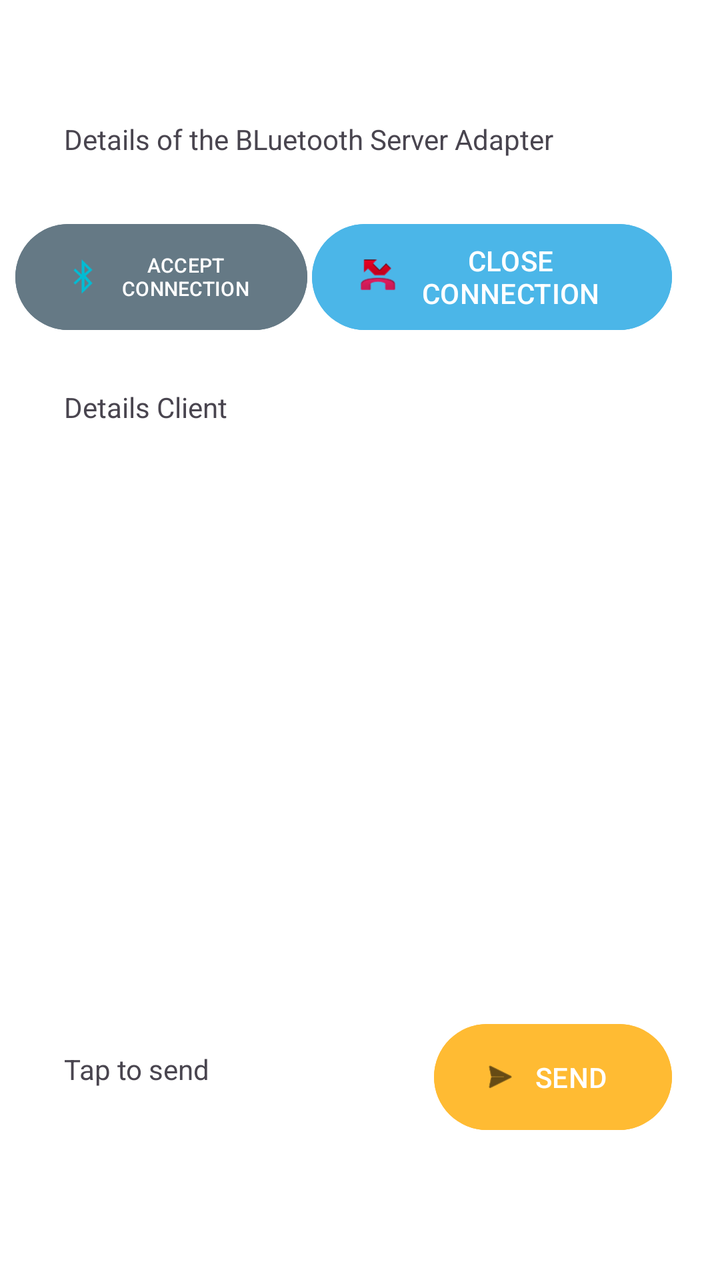
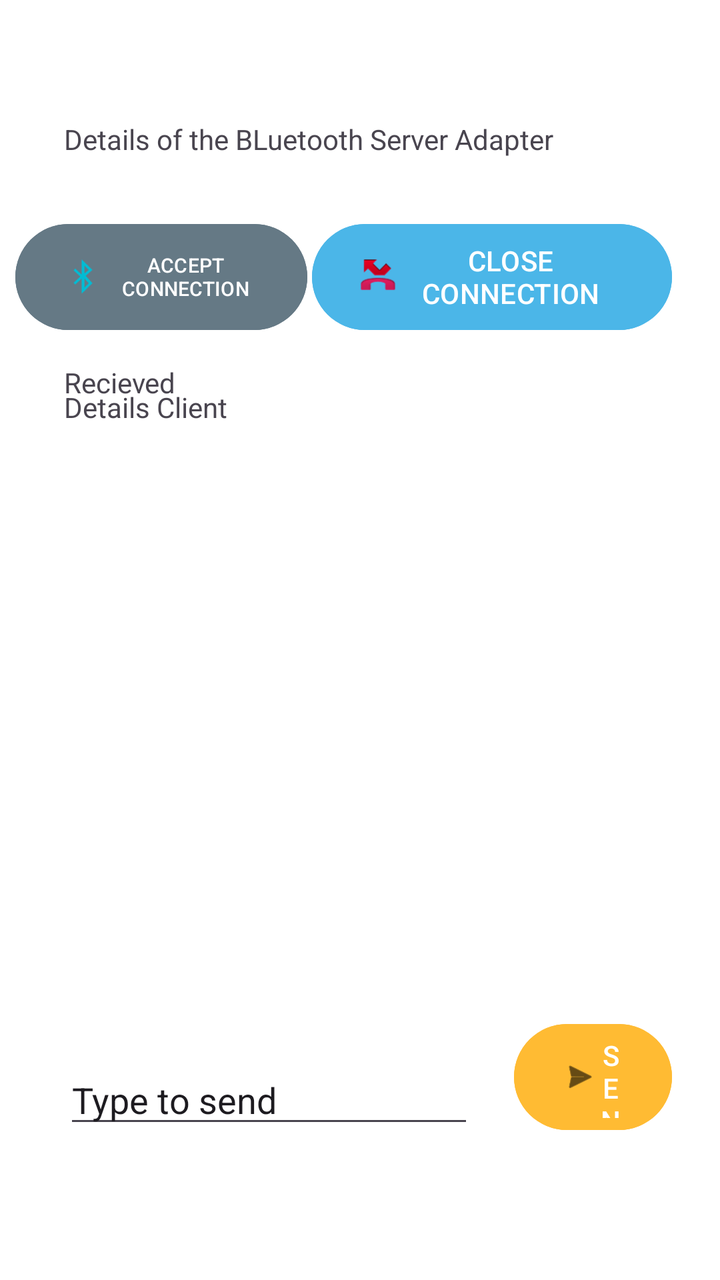

Two renders of the same Android screen: before a commit and after it. Below are the layout's source before the change and the commit's diff.
<!-- AndroidManifest.xml: application theme Theme.BluetoothServer -->
<!-- res/layout/activity_main.xml -->
<?xml version="1.0" encoding="utf-8"?>
<androidx.constraintlayout.widget.ConstraintLayout xmlns:android="http://schemas.android.com/apk/res/android"
    xmlns:app="http://schemas.android.com/apk/res-auto"
    xmlns:tools="http://schemas.android.com/tools"
    android:id="@+id/main"
    android:layout_width="match_parent"
    android:layout_height="match_parent"
    android:background="@color/material_dynamic_neutral60"
    android:backgroundTint="@color/white"
    android:backgroundTintMode="src_atop"
    tools:context=".MainActivity">

    <TextView
        android:id="@+id/Text_Details_Server"
        android:layout_width="300dp"
        android:layout_height="20dp"
        android:layout_marginStart="32dp"
        android:layout_marginTop="60dp"
        android:text="Details of the BLuetooth Server Adapter"
        app:layout_constraintBottom_toBottomOf="parent"
        app:layout_constraintStart_toStartOf="parent"
        app:layout_constraintTop_toTopOf="parent"
        app:layout_constraintVertical_bias="0.0" />

    <Button
        android:id="@+id/Btn_Close_Connection"
        android:layout_width="180dp"
        android:layout_height="61dp"
        android:layout_marginTop="28dp"
        android:layout_marginEnd="24dp"
        android:backgroundTint="@color/material_dynamic_primary70"
        android:text="CLOSE CONNECTION"
        app:icon="@android:drawable/sym_call_missed"
        app:iconPadding="1dp"
        app:iconTint="#E91E63"
        app:iconTintMode="multiply"
        app:layout_constraintEnd_toEndOf="parent"
        app:layout_constraintTop_toBottomOf="@+id/Text_Details_Server" />

    <TextView
        android:id="@+id/Text_Details_Client"
        android:layout_width="142dp"
        android:layout_height="21dp"
        android:layout_marginStart="32dp"
        android:layout_marginTop="25dp"
        android:text="Details Client"
        app:layout_constraintStart_toStartOf="parent"
        app:layout_constraintTop_toBottomOf="@+id/Btn_Accept_Connection" />

    <ScrollView
        android:id="@+id/scrollView2"
        android:layout_width="374dp"
        android:layout_height="337dp"
        android:layout_marginStart="20dp"
        android:layout_marginTop="25dp"
        android:layout_marginEnd="20dp"
        app:layout_constraintEnd_toEndOf="parent"
        app:layout_constraintHorizontal_bias="0.5"
        app:layout_constraintStart_toStartOf="parent"
        app:layout_constraintTop_toBottomOf="@+id/Text_Details_Client">

        <LinearLayout
            android:layout_width="match_parent"
            android:layout_height="wrap_content"
            android:orientation="vertical" />
    </ScrollView>

    <Button
        android:id="@+id/Btn_Accept_Connection"
        android:layout_width="146dp"
        android:layout_height="61dp"
        android:layout_marginStart="30dp"
        android:layout_marginTop="28dp"
        android:layout_marginEnd="25dp"
        android:backgroundTint="@color/material_dynamic_secondary50"
        android:fontFamily="sans-serif-medium"
        android:text="ACCEPT CONNECTION"
        android:textSize="10sp"
        android:typeface="normal"
        app:icon="@android:drawable/stat_sys_data_bluetooth"
        app:iconPadding="4dp"
        app:iconSize="20dp"
        app:iconTint="#00BCD4"
        app:layout_constraintEnd_toStartOf="@+id/Btn_Close_Connection"
        app:layout_constraintStart_toStartOf="parent"
        app:layout_constraintTop_toBottomOf="@+id/Text_Details_Server" />

    <TextView
        android:id="@+id/Text_Editable"
        android:layout_width="150dp"
        android:layout_height="23dp"
        android:layout_marginStart="32dp"
        android:layout_marginBottom="92dp"
        android:text="Tap to send"
        android:textAlignment="viewStart"
        app:layout_constraintBottom_toBottomOf="parent"
        app:layout_constraintStart_toStartOf="parent" />

    <Button
        android:id="@+id/Btn_Send"
        android:layout_width="0dp"
        android:layout_height="61dp"
        android:layout_marginStart="35dp"
        android:layout_marginEnd="24dp"
        android:layout_marginBottom="71dp"
        android:backgroundTint="@android:color/holo_orange_light"
        android:text="SEND"
        app:icon="@android:drawable/ic_menu_send"
        app:iconPadding="0dp"
        app:iconTint="@color/black"
        app:iconTintMode="multiply"
        app:layout_constraintBottom_toBottomOf="parent"
        app:layout_constraintEnd_toEndOf="parent"
        app:layout_constraintHorizontal_bias="0.0"
        app:layout_constraintStart_toEndOf="@+id/Text_Editable" />

</androidx.constraintlayout.widget.ConstraintLayout>
<!-- resources referenced by this layout -->
<resources>
  <color name="black">#FF000000</color>
  <color name="white">#FFFFFFFF</color>
  <style name="Theme.BluetoothServer" parent="Base.Theme.BluetoothServer" />
  <style name="Base.Theme.BluetoothServer" parent="Theme.Material3.DayNight.NoActionBar">
          
          
      </style>
</resources>

<!-- the commit's change to res/layout/activity_main.xml (unified diff, before → after) -->
@@ -47,24 +47,6 @@
         app:layout_constraintStart_toStartOf="parent"
         app:layout_constraintTop_toBottomOf="@+id/Btn_Accept_Connection" />
 
-    <ScrollView
-        android:id="@+id/scrollView2"
-        android:layout_width="374dp"
-        android:layout_height="337dp"
-        android:layout_marginStart="20dp"
-        android:layout_marginTop="25dp"
-        android:layout_marginEnd="20dp"
-        app:layout_constraintEnd_toEndOf="parent"
-        app:layout_constraintHorizontal_bias="0.5"
-        app:layout_constraintStart_toStartOf="parent"
-        app:layout_constraintTop_toBottomOf="@+id/Text_Details_Client">
-
-        <LinearLayout
-            android:layout_width="match_parent"
-            android:layout_height="wrap_content"
-            android:orientation="vertical" />
-    </ScrollView>
-
     <Button
         android:id="@+id/Btn_Accept_Connection"
         android:layout_width="146dp"
@@ -85,22 +67,11 @@
         app:layout_constraintStart_toStartOf="parent"
         app:layout_constraintTop_toBottomOf="@+id/Text_Details_Server" />
 
-    <TextView
-        android:id="@+id/Text_Editable"
-        android:layout_width="150dp"
-        android:layout_height="23dp"
-        android:layout_marginStart="32dp"
-        android:layout_marginBottom="92dp"
-        android:text="Tap to send"
-        android:textAlignment="viewStart"
-        app:layout_constraintBottom_toBottomOf="parent"
-        app:layout_constraintStart_toStartOf="parent" />
-
     <Button
         android:id="@+id/Btn_Send"
         android:layout_width="0dp"
         android:layout_height="61dp"
-        android:layout_marginStart="35dp"
+        android:layout_marginStart="20dp"
         android:layout_marginEnd="24dp"
         android:layout_marginBottom="71dp"
         android:backgroundTint="@android:color/holo_orange_light"
@@ -111,7 +82,32 @@
         app:iconTintMode="multiply"
         app:layout_constraintBottom_toBottomOf="parent"
         app:layout_constraintEnd_toEndOf="parent"
-        app:layout_constraintHorizontal_bias="0.0"
-        app:layout_constraintStart_toEndOf="@+id/Text_Editable" />
+        app:layout_constraintStart_toEndOf="@+id/sendTextEditText" />
+
+    <TextView
+        android:id="@+id/recievedEditText"
+        android:layout_width="0dp"
+        android:layout_height="360dp"
+        android:layout_marginStart="32dp"
+        android:layout_marginTop="20dp"
+        android:layout_marginEnd="32dp"
+        android:layout_marginBottom="20dp"
+        android:text="Recieved"
+        app:layout_constraintBottom_toTopOf="@+id/Btn_Send"
+        app:layout_constraintEnd_toEndOf="parent"
+        app:layout_constraintStart_toStartOf="parent"
+        app:layout_constraintTop_toBottomOf="@+id/Text_Details_Client" />
+
+    <EditText
+        android:id="@+id/sendTextEditText"
+        android:layout_width="205dp"
+        android:layout_height="40dp"
+        android:layout_marginStart="32dp"
+        android:layout_marginBottom="71dp"
+        android:ems="10"
+        android:inputType="text"
+        android:text="Type to send"
+        app:layout_constraintBottom_toBottomOf="parent"
+        app:layout_constraintStart_toStartOf="parent" />
 
 </androidx.constraintlayout.widget.ConstraintLayout>
